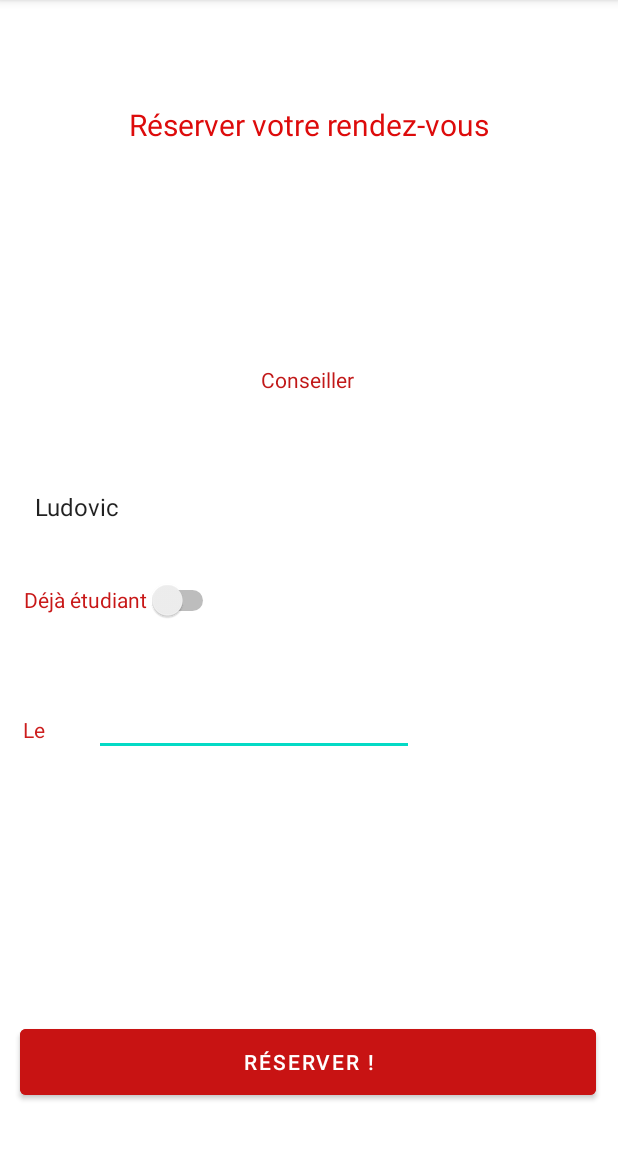
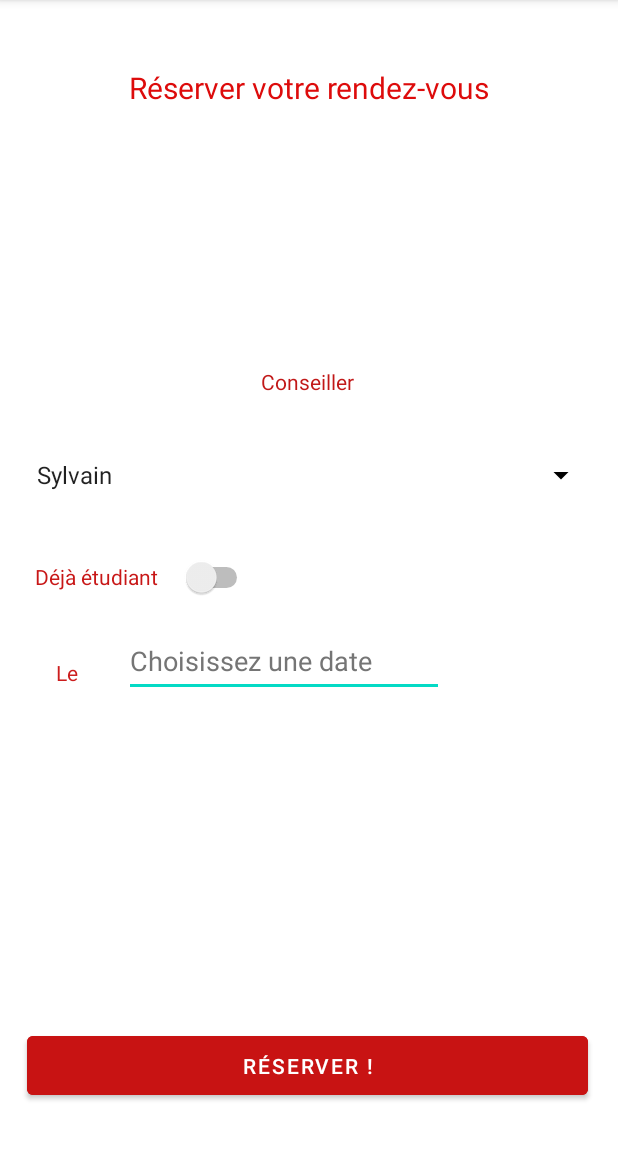
Before and after one commit to s3kiro23/Cours_ProgMobile, an Android app: the screen it shows after launch (MainActivity), on a phone screen of 412 x 824 dp, the part 84-1236 px from its top. Run offline under Robolectric (Android 15) with nearby library versions, the phone set to English and light mode, and no system bars.

Commit message:
update RDV

```diff
--- a/Kotlin/init/RDVAflokkat/app/src/main/java/com/example/rdvaflokkat/MainActivity.kt
+++ b/Kotlin/init/RDVAflokkat/app/src/main/java/com/example/rdvaflokkat/MainActivity.kt
@@ -1,11 +1,13 @@
 package com.example.rdvaflokkat
 
+import android.app.DatePickerDialog
 import androidx.appcompat.app.AppCompatActivity
 import android.os.Bundle
-import android.widget.AdapterView
-import android.widget.ArrayAdapter
-import android.widget.Spinner
-import android.widget.TextView
+import android.util.Log
+import android.view.View
+import android.widget.*
+import java.text.SimpleDateFormat
+import java.util.*
 
 class MainActivity : AppCompatActivity() {
     override fun onCreate(savedInstanceState: Bundle?) {
@@ -13,17 +15,49 @@ class MainActivity : AppCompatActivity() {
         setContentView(R.layout.activity_main)
 
         val spinner: Spinner = findViewById(R.id.spinner)
-// Create an ArrayAdapter using the string array and a default spinner layout
+        val selection = "Ludovic"
+        val cal = Calendar.getInstance()
+        val editTextDate: EditText = findViewById(R.id.editTextDate)
+
         ArrayAdapter.createFromResource(
             this,
             R.array.Conseillers,
             android.R.layout.simple_spinner_item
         ).also { adapter ->
-            // Specify the layout to use when the list of choices appears
+
             adapter.setDropDownViewResource(android.R.layout.simple_spinner_dropdown_item)
-            // Apply the adapter to the spinner
+
             spinner.adapter = adapter
+            spinner.setSelection(1);
+
         }
+
+        fun updateDateInView() {
+            val myFormat = "dd/MM/yyyy"
+            val sdf = SimpleDateFormat(myFormat, Locale.FRENCH)
+            editTextDate.hint = sdf.format(cal.time)
+        }
+
+        val dateSetListener =
+            DatePickerDialog.OnDateSetListener { view, year, monthOfYear, dayOfMonth ->
+                cal.set(Calendar.YEAR, year)
+                cal.set(Calendar.MONTH, monthOfYear)
+                cal.set(Calendar.DAY_OF_MONTH, dayOfMonth)
+                updateDateInView()
+            }
+
+        editTextDate.setOnClickListener {
+            DatePickerDialog(
+                this@MainActivity,
+                dateSetListener,
+                // set DatePickerDialog to point to today's date when it loads up
+                cal.get(Calendar.YEAR),
+                cal.get(Calendar.MONTH),
+                cal.get(Calendar.DAY_OF_MONTH)
+            ).show()
+        }
+
         supportActionBar?.title = "RDV Aflokkat"
     }
+
 }
--- a/Kotlin/init/RDVAflokkat/app/src/main/res/layout/activity_main.xml
+++ b/Kotlin/init/RDVAflokkat/app/src/main/res/layout/activity_main.xml
@@ -11,93 +11,108 @@
         android:id="@+id/textView2"
         android:layout_width="wrap_content"
         android:layout_height="wrap_content"
-        android:text="Conseiller"
+        android:layout_marginBottom="20dp"
+        android:text="@string/conseiller"
         android:textColor="#C11818"
-        app:layout_constraintBottom_toBottomOf="parent"
+        app:layout_constraintBottom_toTopOf="@+id/spinner"
         app:layout_constraintEnd_toEndOf="parent"
         app:layout_constraintHorizontal_bias="0.498"
         app:layout_constraintStart_toStartOf="parent"
-        app:layout_constraintTop_toTopOf="parent"
-        app:layout_constraintVertical_bias="0.325" />
+        app:layout_constraintTop_toBottomOf="@+id/textView"
+        app:layout_constraintVertical_bias="0.936" />
 
     <Spinner
         android:id="@+id/spinner"
         android:layout_width="381dp"
-        android:layout_height="38dp"
-        android:layout_marginTop="56dp"
-        android:background="#EFE2E2"
-        android:backgroundTint="#FFFFFF"
+        android:layout_height="48dp"
+        android:layout_marginBottom="20dp"
+        android:backgroundTint="#000000"
+        android:popupBackground="@color/white"
+        android:contentDescription="@string/ludovic"
+        android:textColor="@color/black"
+        app:layout_constraintBottom_toTopOf="@+id/switch1"
         app:layout_constraintEnd_toEndOf="parent"
+        app:layout_constraintHorizontal_bias="0.533"
         app:layout_constraintStart_toStartOf="parent"
-        app:layout_constraintTop_toBottomOf="@+id/textView2" />
+        app:layout_constraintTop_toBottomOf="@+id/textView"
+        app:layout_constraintVertical_bias="1.0" />
 
     <TextView
         android:id="@+id/textView"
-        android:layout_width="405dp"
-        android:layout_height="166dp"
+        android:layout_width="match_parent"
+        android:layout_height="117dp"
         android:gravity="center"
-        android:text="Réserver votre rendez-vous"
+        android:shadowColor="#1E1D1D"
+        android:shadowDy="5"
+        android:text="@string/RDV"
         android:textAlignment="center"
         android:textColor="#DD0B0B"
-        android:textSize="20dp"
-        app:layout_constraintBottom_toTopOf="@+id/textView2"
+        android:textSize="20sp"
         app:layout_constraintEnd_toEndOf="parent"
+        app:layout_constraintHorizontal_bias="1.0"
         app:layout_constraintStart_toStartOf="parent"
-        app:layout_constraintTop_toTopOf="parent"
-        app:layout_constraintVertical_bias="0.0" />
+        tools:layout_editor_absoluteY="0dp"
+        tools:ignore="MissingConstraints" />
 
     <Button
         android:id="@+id/button"
-        android:layout_width="384dp"
-        android:layout_height="56dp"
+        android:layout_width="374dp"
+        android:layout_height="51dp"
         android:layout_marginBottom="32dp"
         android:backgroundTint="#C81313"
-        android:text="Réserver !"
+        android:text="@string/r_server"
         android:textColor="#FFFFFF"
         app:layout_constraintBottom_toBottomOf="parent"
         app:layout_constraintEnd_toEndOf="parent"
         app:layout_constraintHorizontal_bias="0.481"
         app:layout_constraintStart_toStartOf="parent" />
 
-    <EditText
-        android:id="@+id/editTextDate"
+    <Switch
+        android:id="@+id/switch1"
         android:layout_width="wrap_content"
         android:layout_height="wrap_content"
-        android:layout_marginEnd="136dp"
-        android:ems="10"
-        android:inputType="date"
+        android:layout_marginBottom="276dp"
+        android:minHeight="48dp"
+        android:shadowColor="#656161"
+        android:text="@string/switchBtn"
+        android:textColor="#C81717"
+        android:switchPadding = "15dp"
         app:layout_constraintBottom_toTopOf="@+id/button"
         app:layout_constraintEnd_toEndOf="parent"
-        app:layout_constraintTop_toBottomOf="@+id/switch1"
-        app:layout_constraintVertical_bias="0.166" />
+        app:layout_constraintHorizontal_bias="0.088"
+        app:layout_constraintStart_toStartOf="parent"
+        tools:ignore="UseSwitchCompatOrMaterialXml" />
 
     <TextView
         android:id="@+id/textView3"
-        android:layout_width="27dp"
+        android:layout_width="25dp"
         android:layout_height="26dp"
-        android:layout_marginTop="27dp"
         android:layout_marginEnd="20dp"
-        android:text="Le"
+        android:layout_marginBottom="220dp"
+        android:text="@string/le"
         android:textColor="#CC1D1D"
         app:layout_constraintBottom_toTopOf="@+id/button"
         app:layout_constraintEnd_toStartOf="@+id/editTextDate"
         app:layout_constraintHorizontal_bias="1.0"
         app:layout_constraintStart_toStartOf="parent"
         app:layout_constraintTop_toBottomOf="@+id/switch1"
-        app:layout_constraintVertical_bias="0.126" />
+        app:layout_constraintVertical_bias="1.0" />
 
-    <Switch
-        android:id="@+id/switch1"
+    <EditText
+        android:id="@+id/editTextDate"
         android:layout_width="wrap_content"
         android:layout_height="wrap_content"
-        android:layout_marginTop="376dp"
+        android:layout_marginEnd="116dp"
+        android:autofillHints=""
+        android:ems="10"
+        android:hint="@string/date"
+        android:inputType="date"
         android:minHeight="48dp"
-        android:shadowColor="#656161"
-        android:text="Déjà étudiant"
-        android:textColor="#C81717"
+        android:textColor="@color/black"
+        android:textColorHint="#757575"
+        app:layout_constraintBottom_toTopOf="@+id/button"
         app:layout_constraintEnd_toEndOf="parent"
-        app:layout_constraintHorizontal_bias="0.056"
-        app:layout_constraintStart_toStartOf="parent"
-        app:layout_constraintTop_toTopOf="parent" />
+        app:layout_constraintTop_toBottomOf="@+id/switch1"
+        app:layout_constraintVertical_bias="0.035" />
 
 </androidx.constraintlayout.widget.ConstraintLayout>
--- a/Kotlin/init/RDVAflokkat/app/src/main/res/values/strings.xml
+++ b/Kotlin/init/RDVAflokkat/app/src/main/res/values/strings.xml
@@ -1,5 +1,12 @@
 <resources>
     <string name="app_name">RDV Aflokkat</string>
+    <string name="conseiller">Conseiller</string>
+    <string name="switchBtn">Déjà étudiant</string>
+    <string name="RDV">Réserver votre rendez-vous</string>
+    <string name="r_server">Réserver !</string>
+    <string name="le">Le</string>
+    <string name="ludovic">Ludovic</string>
+    <string name="date">Choisissez une date</string>
     <string-array name="Conseillers">
         <item>Ludovic</item>
         <item>Sylvain</item>
--- /dev/null
+++ b/Kotlin/init/RDVAflokkat/app/src/main/res/values/styles.xml
@@ -0,0 +1,6 @@
+<?xml version="1.0" encoding="utf-8"?>
+<resources>
+    <style name="spinner" parent="@android:style/Widget.Holo.DropDownItem.Spinner">
+        <item name="android:textColor">@color/white</item>
+    </style>
+</resources>
```
